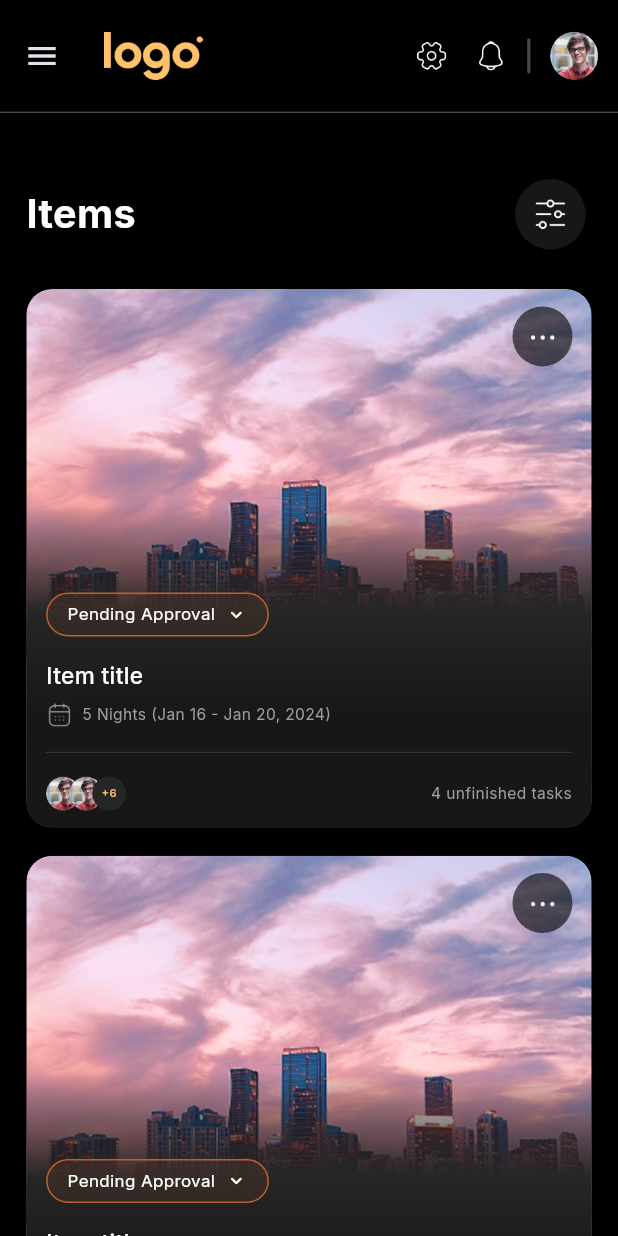
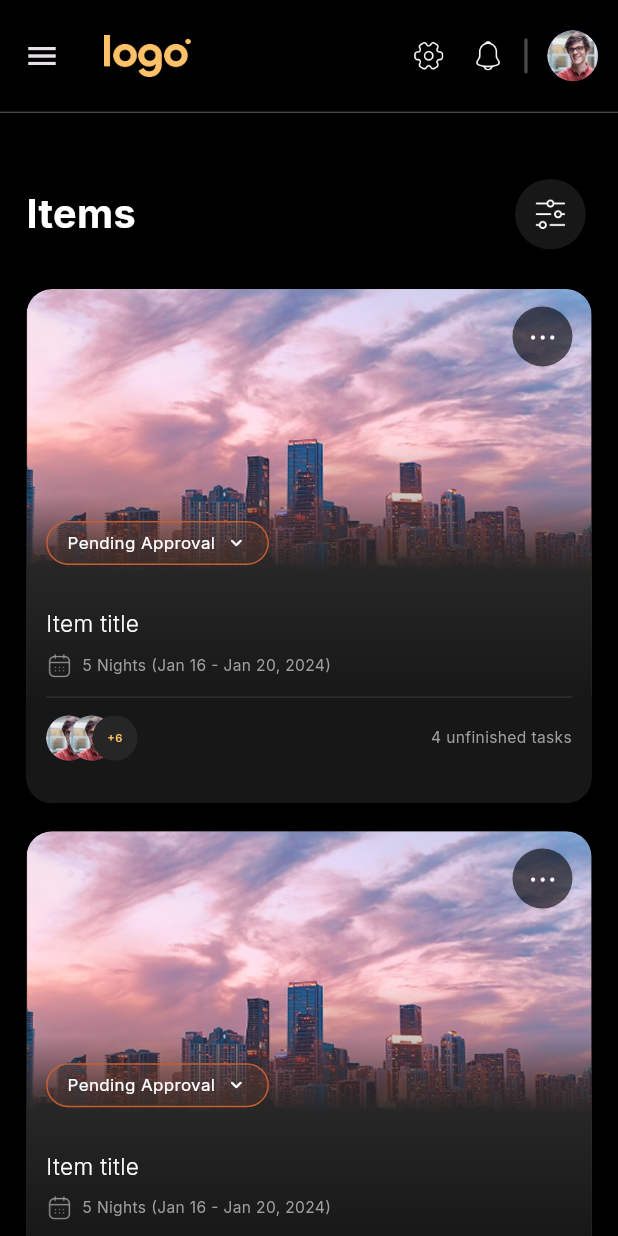
Before and after one commit to AbdalluhEssam/flutter_web_task, a Flutter app: the screen it shows after launch, on a phone screen of 412 x 824 dp. Run offline on Flutter 3.47's test engine with Material 3 defaults, Android fonts, the light colour scheme and no system bars; our stand-ins replace firebase_core, flutter_screenutil, google_fonts; accounts and stored records are empty.

Commit message:
Refactor styles for improved UI consistency and responsiveness

```diff
--- a/lib/ui/item_card.dart
+++ b/lib/ui/item_card.dart
@@ -2,6 +2,7 @@ import 'dart:math';
 import 'package:flutter/material.dart';
 import 'package:flutter_screenutil/flutter_screenutil.dart';
 import 'package:flutter_web_task/core/config/app_colors.dart';
+import 'package:google_fonts/google_fonts.dart';
 import '../core/config/app_assets.dart';
 
 class ItemCard extends StatelessWidget {
@@ -10,7 +11,7 @@ class ItemCard extends StatelessWidget {
   @override
   Widget build(BuildContext context) {
     final isMobile = MediaQuery.of(context).size.width < 600;
-    final double spacing = isMobile ? 16 : 18;
+    final double spacing = isMobile ? 12 : 14;
     final double titleFontSize = isMobile ? 16.sp : 18.sp;
     final double subtitleFontSize = isMobile ? 11.sp : 12.sp;
     final double statusFontSize = isMobile ? 12.sp : 13.sp;
@@ -29,9 +30,10 @@ class ItemCard extends StatelessWidget {
         children: [
           // Background Image
           Positioned.fill(
+            top: 0,
             child: ClipRRect(
               borderRadius: BorderRadius.circular(18.r),
-              child: Image.asset(image, height: 180.h, fit: BoxFit.cover),
+              child: Image.asset(image, height: 180.h, alignment: Alignment.topCenter,),
             ),
           ),
 
@@ -43,10 +45,11 @@ class ItemCard extends StatelessWidget {
                 gradient: LinearGradient(
                   begin: Alignment.topCenter,
                   end: Alignment.bottomCenter,
-                  stops: const [0, 0.4, 0.6, 0.8, 1],
+                  stops: const [0, 0.3, 0.4, 0.55, 0.8, 1],
                   colors: [
                     Colors.transparent,
                     Colors.transparent,
+                    AppColors.backgroundCardColor.withOpacity(0.2),
                     AppColors.backgroundCardColor,
                     Color(0xFF171717),
                     Color(0xFF171717),
@@ -80,7 +83,7 @@ class ItemCard extends StatelessWidget {
           Positioned(
             left: 12.w,
             right: 12.w,
-            bottom: 12.h,
+            bottom: 26.h,
             child: Column(
               crossAxisAlignment: CrossAxisAlignment.start,
               children: [
@@ -90,6 +93,7 @@ class ItemCard extends StatelessWidget {
                     horizontal: 12.w,
                     vertical: 6.h,
                   ),
+                  margin: EdgeInsetsDirectional.only(bottom: spacing),
                   decoration: BoxDecoration(
                     color: AppColors.primaryBgColor.withOpacity(0.1),
                     borderRadius: BorderRadius.circular(30.r),
@@ -112,20 +116,19 @@ class ItemCard extends StatelessWidget {
                   ),
                 ),
 
-                SizedBox(height: spacing),
+                    18.verticalSpace,
 
                 // Title
                 Text(
                   "Item title",
                   style: TextStyle(
                     fontSize: titleFontSize,
-
-                    fontWeight: FontWeight.w500,
+                    fontWeight: FontWeight.w300,
                     color: Colors.white,
                   ),
                 ),
 
-                6.verticalSpace,
+                8.verticalSpace,
 
                 // Date Info
                 Row(
@@ -153,13 +156,13 @@ class ItemCard extends StatelessWidget {
                       clipBehavior: Clip.none,
                       children: [
                         CircleAvatar(
-                          radius: 12.r,
+                          radius: 16.r,
                           backgroundImage: const AssetImage(AppAssets.profile),
                         ),
                         Positioned(
                           left: 14.w,
                           child: CircleAvatar(
-                            radius: 12.r,
+                            radius: 16.r,
                             backgroundImage: const AssetImage(
                               AppAssets.profile,
                             ),
@@ -168,7 +171,7 @@ class ItemCard extends StatelessWidget {
                         Positioned(
                           left: 28.w,
                           child: CircleAvatar(
-                            radius: 12.r,
+                            radius: 16.r,
                             backgroundColor: AppColors.backgroundCardColor,
                             child: Text(
                               "+6",
@@ -188,6 +191,7 @@ class ItemCard extends StatelessWidget {
                     ),
                   ],
                 ),
+                4.verticalSpace,
               ],
             ),
           ),
--- a/lib/ui/items_page.dart
+++ b/lib/ui/items_page.dart
@@ -30,8 +30,8 @@ class _ItemsPageState extends State<ItemsPage> {
             isMobile
                 ? 80.h
                 : isTablet
-                ? 100.h
-                : 120.h,
+                ? 90.h
+                : 100.h,
         bottom: PreferredSize(
           preferredSize: const Size.fromHeight(0),
           child: Container(height: 1.h, color: AppColors.grayColor),
@@ -47,14 +47,21 @@ class _ItemsPageState extends State<ItemsPage> {
             children: [
               Image.asset(
                 AppAssets.logo,
-                width: isMobile ? 60.w : 84.w,
+                height: isMobile ? 30.h : 40.h,
                 // height: 40.h,
                 fit: BoxFit.contain,
               ),
               if (!isMobile && !isTablet) ...[
                 const Spacer(),
                 ...tabs.map(
-                  (tab) => _navItem(tab, selected: selectedTab == tab),
+                  (tab) => SizedBox(
+                    height: isMobile
+                        ? 80.h
+                        : isTablet
+                        ? 90.h
+                        : 100.h,
+                    child: _navItem(tab, selected: selectedTab == tab),
+                  ),
                 ),
                 24.horizontalSpace,
               ],
@@ -78,8 +85,8 @@ class _ItemsPageState extends State<ItemsPage> {
                     ),
                   ),
                   12.horizontalSpace,
-                  const CircleAvatar(
-                    radius: 16,
+                   CircleAvatar(
+                    radius: 18.r,
                     backgroundImage: AssetImage(AppAssets.profile),
                   ),
                   if (!isMobile && !isTablet) ...[
@@ -89,7 +96,7 @@ class _ItemsPageState extends State<ItemsPage> {
                       style: TextStyle(color: Colors.white, fontSize: 14),
                     ),
                     4.horizontalSpace,
-                    const Icon(Icons.arrow_drop_down, color: Colors.white),
+                    const Icon(Icons.keyboard_arrow_down_rounded, color: Colors.white),
                   ],
                 ],
               ),
@@ -372,10 +379,11 @@ class _ItemsPageState extends State<ItemsPage> {
                       crossAxisCount: crossAxisCount,
                       mainAxisSpacing: 20.h,
                       crossAxisSpacing: 16.w,
-                      childAspectRatio: isMobile ? 1.05 : 0.8,
+                      childAspectRatio: isMobile ? 1.1 : 0.75,
                     ),
                     itemBuilder: (context, index) => const ItemCard(),
                   ),
+                  16.verticalSpace,
                 ],
               ),
             ),
@@ -397,6 +405,7 @@ class _ItemsPageState extends State<ItemsPage> {
         child: Column(
           mainAxisSize: MainAxisSize.min, // Prevent Column from taking full height
           children: [
+            Spacer(), // Push
             Text(
               label,
               style: TextStyle(
@@ -405,12 +414,12 @@ class _ItemsPageState extends State<ItemsPage> {
                 fontSize: 14.sp,
               ),
             ),
-            // Spacer(), // Push the underline to the bottom
+            Spacer(), // Push the underline to the bottom
             AnimatedContainer(
-              margin: EdgeInsets.only(top: 4.h),
+
               alignment: Alignment.bottomCenter,
               duration: const Duration(milliseconds: 400),
-              height: 3.h,
+              height: 4.h,
               width: selected ? label.length * 8.w : 0,
               decoration: BoxDecoration(
                 color: AppColors.primaryColor,
--- a/lib/ui/splash.dart
+++ b/lib/ui/splash.dart
@@ -42,10 +42,10 @@ class _SplashScreenState extends State<SplashScreen> {
             // Add your logo or image
             Spacer(),
             Image.asset(AppAssets.logo,height: 100.sp), // Replace with your logo asset
-            SizedBox(height: 35.h),
+            SizedBox(height: 50.h),
 
             CircularProgressIndicator(
-              valueColor: AlwaysStoppedAnimation<Color>(AppColors.textColor),
+              valueColor: AlwaysStoppedAnimation<Color>(AppColors.primaryColor),
             ),
 
             Spacer(),
```
Also changed, not shown: 1 other file.
